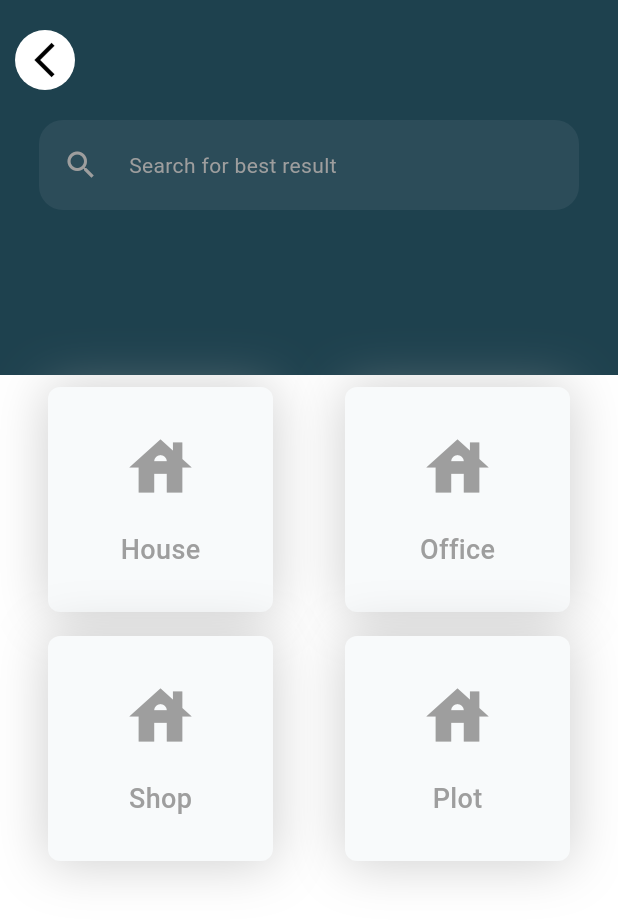
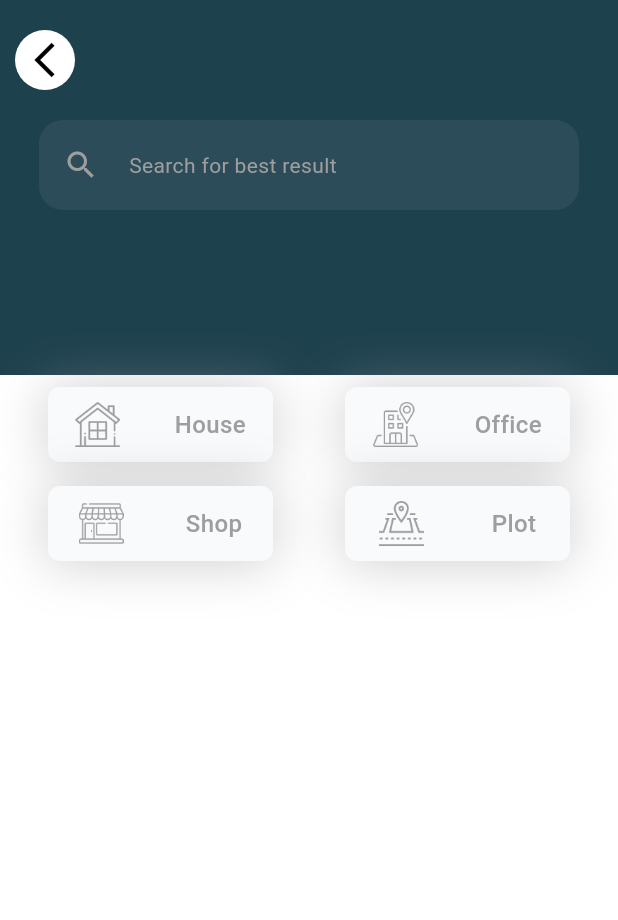
Before and after one commit to UsmanAfzal8/Real_Estate_Flutter, a Flutter app: the screen it shows after launch, on a phone screen of 412 x 824 dp. Shown: the top 920 px of the screen. Run offline on Flutter 3.47's test engine with Material 2 defaults, Android fonts, the phone set to English and light mode, and no system bars; Roboto replaces fonts that are missing (DMSans).

Commit message:
custom icon update

```diff
--- a/lib/screen/main_screen.dart
+++ b/lib/screen/main_screen.dart
@@ -1,5 +1,5 @@
 import 'package:flutter/material.dart';
-import 'package:real_estate/widgets/custom/for_text_custom_widget.dart';
+import 'package:real_estate/utilities/app_images.dart';
 
 import '../widgets/custom/custom_icon_button.dart';
 
@@ -69,9 +69,13 @@ class MainScreen extends StatelessWidget {
                 padding: const EdgeInsets.all(8.0),
                 child: Row(
                   mainAxisAlignment: MainAxisAlignment.spaceAround,
-                  children: const <Widget>[
-                    CustomIconButton(title: 'House', icon: Icons.house),
-                    CustomIconButton(title: 'Office', icon: Icons.house),
+                  children: <Widget>[
+                    CustomIconButton(
+                        title: 'House', imageurl: AppImages.houseIcon),
+                    CustomIconButton(
+                      title: 'Office',
+                      imageurl: AppImages.officeIcon,
+                    ),
                   ],
                 ),
               ),
@@ -79,9 +83,15 @@ class MainScreen extends StatelessWidget {
                 padding: const EdgeInsets.all(8.0),
                 child: Row(
                   mainAxisAlignment: MainAxisAlignment.spaceAround,
-                  children: const <Widget>[
-                    CustomIconButton(title: 'Shop', icon: Icons.house),
-                    CustomIconButton(title: 'Plot', icon: Icons.house),
+                  children: <Widget>[
+                    CustomIconButton(
+                      title: 'Shop',
+                      imageurl: AppImages.shopIcon,
+                    ),
+                    CustomIconButton(
+                      title: 'Plot',
+                      imageurl: AppImages.plotIcon,
+                    ),
                   ],
                 ),
               ),
--- a/lib/widgets/custom/custom_icon_button.dart
+++ b/lib/widgets/custom/custom_icon_button.dart
@@ -5,17 +5,17 @@ import 'for_text_custom_widget.dart';
 
 class CustomIconButton extends StatelessWidget {
   final String title;
-  final IconData icon;
+  final String imageurl;
   const CustomIconButton({
     Key? key,
     required this.title,
-    required this.icon,
+    required this.imageurl,
   }) : super(key: key);
 
   @override
   Widget build(BuildContext context) {
     return Container(
-      height: 150,
+      height: 50,
       width: 150,
       decoration: BoxDecoration(
         borderRadius: BorderRadius.circular(8),
@@ -29,25 +29,26 @@ class CustomIconButton extends StatelessWidget {
           ),
         ],
       ),
-      child: Padding(
-        padding: const EdgeInsets.symmetric(horizontal: 20, vertical: 20),
-        child: Column(
+      child: Row(
         mainAxisAlignment: MainAxisAlignment.spaceAround,
         children: [
-            Icon(
-              icon,
+          SizedBox(
+            height: 30,
+            width: 30,
+            child: Image(
+              image: AssetImage(imageurl),
+              fit: BoxFit.fill,
               color: Colors.grey,
-              size: 50,
+            ),
           ),
           ForText(
             name: title,
             color: Colors.grey,
-              size: 18,
+            size: 16,
             bold: true,
           )
         ],
       ),
-      ),
     );
   }
 }
```
Lines whose indentation alone changed are shown as unchanged.
